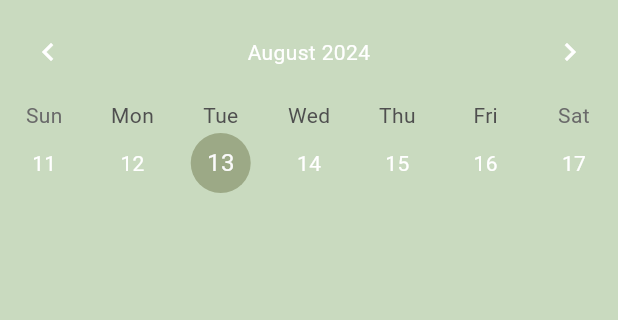
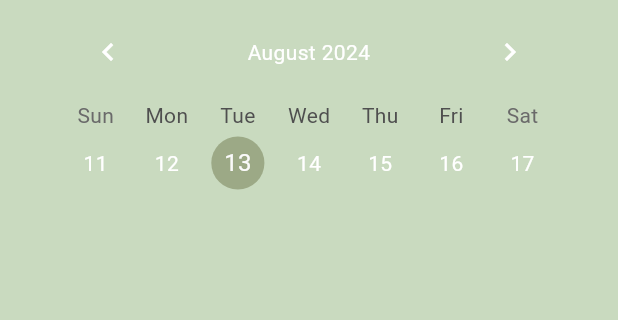
Before and after one commit to minhong1126/AIary, a Flutter app: the screen it shows after launch, on a phone screen of 412 x 824 dp, the part 80-400 px from its top. Run offline on Flutter 3.47's test engine with Material 3 defaults, Android fonts, the phone set to English and light mode, and no system bars; drawn by our look-alikes of table_calendar.

Commit message:
home - 색 코드 분리 및 캘린더 옆 공백 추가

```diff
--- a/lib/home.dart
+++ b/lib/pages/home.dart
@@ -1,10 +1,6 @@
 import 'package:flutter/material.dart';
+import 'package:aiary/theme/color.dart';
 import 'package:table_calendar/table_calendar.dart';
-
-const lightGreen = Color(0xffC9DABF);
-const mainGreen = Color(0xff9CA986);
-const darkGreen = Color(0xff808D7C);
-const darkestGreen = Color(0xff5F6F65);
 
 class Home extends StatelessWidget {
   const Home({super.key});
@@ -13,11 +9,11 @@ class Home extends StatelessWidget {
   Widget build(BuildContext context) {
     return MaterialApp(
       home: Scaffold(
-        backgroundColor: lightGreen,
+        backgroundColor: color.lightGreen,
         body: Column(
           children: [
             AppBar(
-              backgroundColor: lightGreen,
+              backgroundColor: color.lightGreen,
               centerTitle: true,
               title: Image.asset(
                 'assets/images/logo.png',
@@ -26,7 +22,10 @@ class Home extends StatelessWidget {
                 width: 50,
               ),
             ),
-            const CalendarWidget(),
+            Container(
+              padding: const EdgeInsets.symmetric(horizontal: 40),
+              child: const CalendarWidget(),
+            ),
           ],
         ),
       ),
@@ -66,7 +65,7 @@ class CalendarWidgetState extends State<CalendarWidget> {
       calendarStyle: CalendarStyle(
         isTodayHighlighted: selectedDay == DateTime.now() ? true : false,
         selectedDecoration: const BoxDecoration(
-          color: mainGreen,
+          color: color.mainGreen,
           shape: BoxShape.circle,
         ),
         defaultTextStyle: const TextStyle(color: Colors.white),
--- /dev/null
+++ b/lib/theme/color.dart
@@ -0,0 +1,8 @@
+import 'package:flutter/material.dart';
+
+class color {
+  static const lightGreen = Color(0xFFC9DABF);
+  static const mainGreen = Color(0xFF9CA986);
+  static const darkGreen = Color(0xFF808D7C);
+  static const darkestGreen = Color(0xFF5F6F65);
+}
```
Also changed, not shown: lib/main.dart (+4 -4 lines), lib/pages/chat.dart (renamed from lib/chat.dart), 2 other files.
